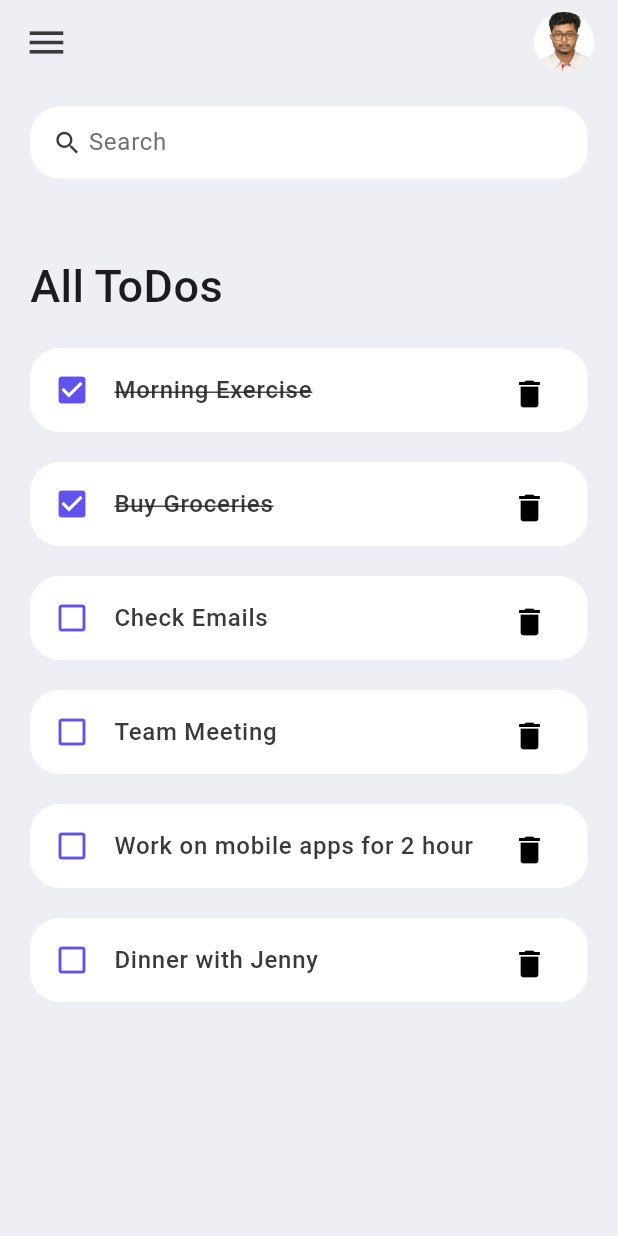
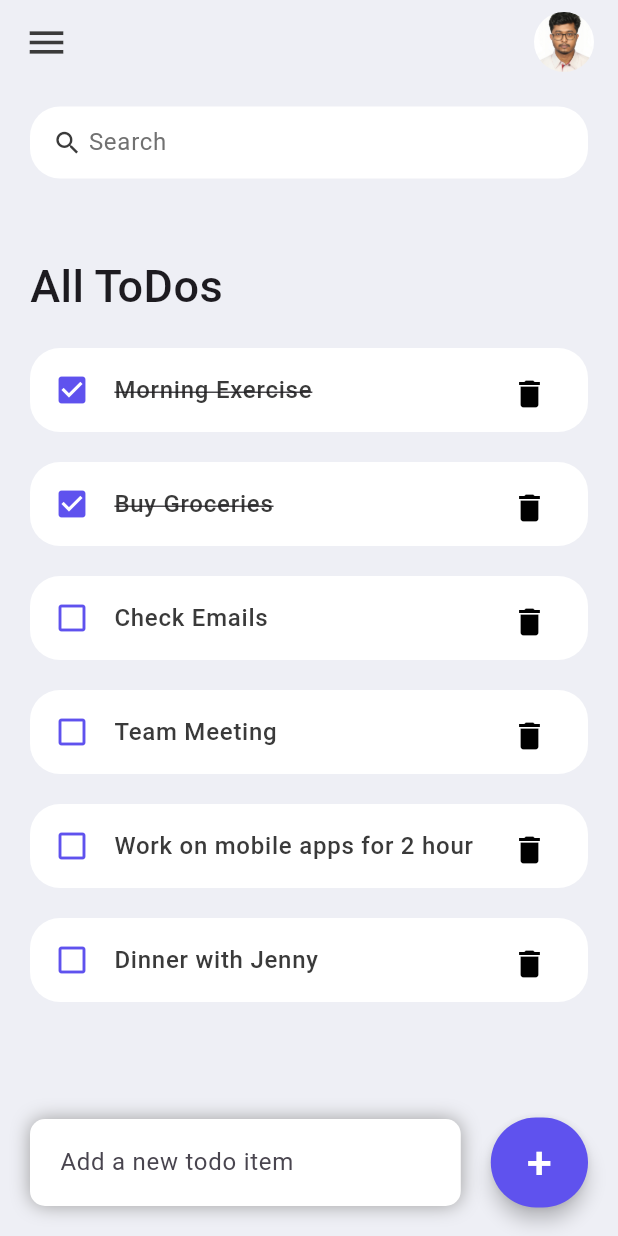
Before and after one commit to ashikmoinul/Delta-Executor, a Flutter app: the screen it shows after launch, on a phone screen of 412 x 824 dp. Run offline on Flutter 3.47's test engine with Material 3 defaults, Android fonts, the phone set to English and light mode, and no system bars; our stand-ins replace device_preview.

Commit message:
Add todo item button

```diff
--- a/lib/screens/home.dart
+++ b/lib/screens/home.dart
@@ -4,7 +4,6 @@ import 'package:todo_app/model/todo_model.dart';
 import 'package:todo_app/widgets/todo_item.dart';
 
 class HomePage extends StatelessWidget {
-
   final todosList = ToDo.todoList();
 
   HomePage({super.key});
@@ -14,7 +13,9 @@ class HomePage extends StatelessWidget {
     return Scaffold(
       backgroundColor: tdBGColor,
       appBar: _buildAppBar(),
-      body: Container(
+      body: Stack(
+        children: [
+          Container(
             padding: EdgeInsets.symmetric(
               horizontal: 20,
               vertical: 15,
@@ -38,13 +39,63 @@ class HomePage extends StatelessWidget {
                           ),
                         ),
                       ),
-                  for(ToDo todoo in todosList)
-                  TodoItem(toDo: todoo,),
+                      for (ToDo todoo in todosList)
+                        TodoItem(
+                          toDo: todoo,
+                        ),
                     ],
                   ),
                 )
               ],
             ),
+          ),
+          Align(
+            alignment: Alignment.bottomCenter,
+            child: Row(
+              children: [
+                Expanded(
+                  child: Container(
+                    padding: EdgeInsets.symmetric(horizontal: 20, vertical: 5),
+                    margin: EdgeInsets.all(20),
+                    decoration: BoxDecoration(
+                      color: Colors.white,
+                      boxShadow: [
+                        BoxShadow(
+                          color: Colors.grey,
+                          offset: Offset(0.0, 0.0),
+                          blurRadius: 10,
+                          spreadRadius: 0,
+                        ),
+                      ],
+                      borderRadius: BorderRadius.circular(10),
+                    ),
+                    child: TextField(
+                      decoration: InputDecoration(
+                        hintText: 'Add a new todo item',
+                        border: InputBorder.none,
+                      ),
+                    ),
+                  ),
+                ),
+                Container(
+                  margin: EdgeInsets.only(right: 20),
+                  child: ElevatedButton(
+                    onPressed: () {},
+                    child: Text(
+                      '+', style: TextStyle(fontSize: 30),
+                    ),
+                    style: ElevatedButton.styleFrom(
+                      backgroundColor: tdBlue,
+                      foregroundColor: Colors.white,
+                      elevation: 5,
+                      minimumSize: Size(60, 60)
+                    ),
+                  ),
+                )
+              ],
+            ),
+          )
+        ],
       ),
     );
   }
```
Lines whose indentation alone changed are shown as unchanged.
